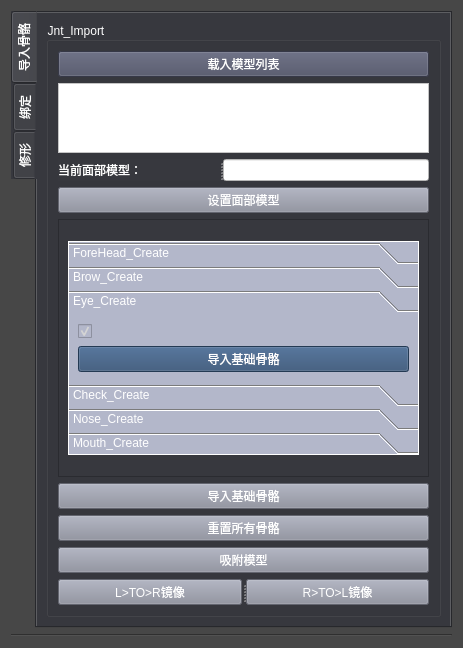
This is plugin_rig/customui/facerig.ui in wowodeacha/plugin as Qt 5 draws it before an edit. The edited form follows.
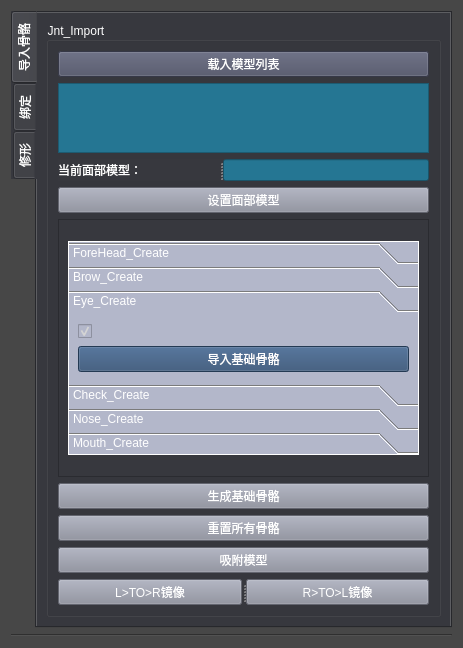
This is the edited form.

```diff
--- a/plugin_rig/customui/facerig.ui
+++ b/plugin_rig/customui/facerig.ui
@@ -7,7 +7,7 @@
     <x>0</x>
     <y>0</y>
     <width>463</width>
-    <height>534</height>
+    <height>589</height>
    </rect>
   </property>
   <property name="windowTitle">
@@ -431,7 +431,7 @@
               <item row="1" column="0">
                <widget class="QListWidget" name="headmeshlist_listWidget">
                 <property name="styleSheet">
-                 <string notr="true">background-color: rgb(255, 255, 255);</string>
+                 <string notr="true">background-color: rgb(37, 118, 147);</string>
                 </property>
                </widget>
               </item>
@@ -457,7 +457,7 @@
                 </widget>
                 <widget class="QLineEdit" name="face_mesh_lineEdit">
                  <property name="styleSheet">
-                  <string notr="true">background-color: rgb(255, 255, 255);</string>
+                  <string notr="true">background-color: rgb(37, 118, 147);</string>
                  </property>
                 </widget>
                </widget>
@@ -496,7 +496,7 @@
                <string notr="true">background-color: rgb(138, 141, 156);</string>
               </property>
               <property name="text">
-               <string>导入基础骨骼</string>
+               <string>生成基础骨骼</string>
               </property>
              </widget>
             </item>
```
Left out of the diff: 16 changed lines with no effect on the pictures.
